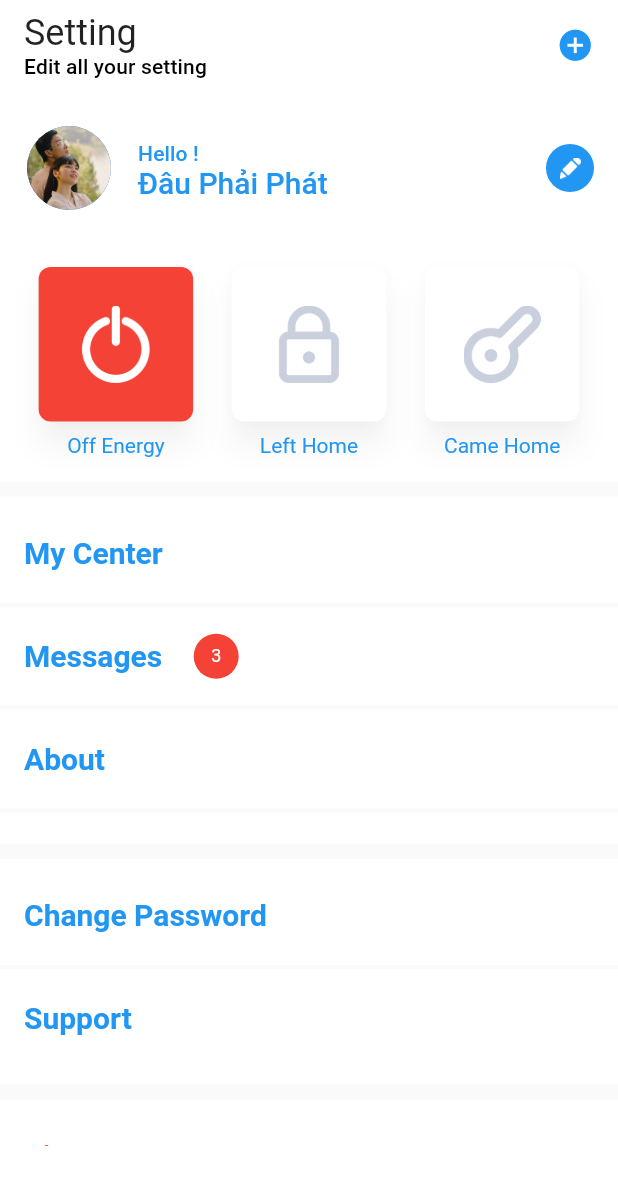
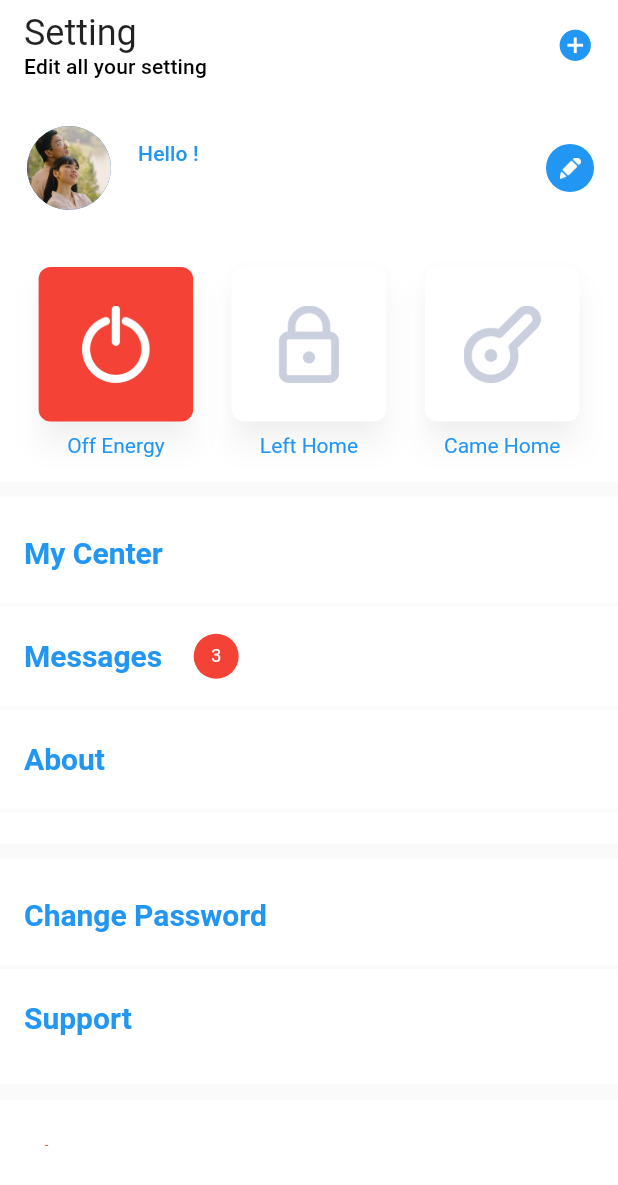
Before and after one commit to vu111293/mcom-daikin, a Flutter app: the SettingScreen screen opened directly, on a phone screen of 412 x 824 dp. Shown: the top 1185 px of the screen. Run offline on Flutter 3.47's test engine with Material 2 defaults, Android fonts, the phone set to English and light mode, and no system bars; our stand-ins replace bot_toast, carousel_slider, connectivity, date_format, device_info, dio and 8 more; accounts and stored records are empty; generated files the repository leaves out were written again.

Commit message:
fix bugs display ui

```diff
--- a/daikin/lib/ui/pages/dashboard/dashboard_screen.dart
+++ b/daikin/lib/ui/pages/dashboard/dashboard_screen.dart
@@ -68,7 +68,7 @@ class DashBoardScreenState extends State<DashBoardScreen>
           body: Column(
             children: <Widget>[
               BaseHeaderScreen(
-                title: "Chào Đâu Phải Phát !",
+                title: "Chào Bạn !",
                 subTitle: "Chào mừng bạn đến,",
               ),
               Container(
--- a/daikin/lib/ui/setting/setting_screen.dart
+++ b/daikin/lib/ui/setting/setting_screen.dart
@@ -64,7 +64,7 @@ class SettingScreenState extends State<SettingScreen> with SingleTickerProviderS
                       'Hello !',
                       style: ptSubtitle(context).copyWith(color: ptPrimaryColor(context)),
                     ),
-                    subtitle: Text('Đâu Phải Phát', style: ptTitle(context).copyWith(color: ptPrimaryColor(context))),
+                    subtitle: Text('', style: ptTitle(context).copyWith(color: ptPrimaryColor(context))),
                     trailing: Container(
                       width: 32,
                       height: 32,
```
